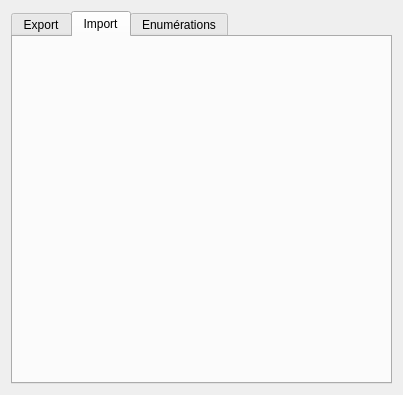
Old version of the form productor_dialog_base.ui in the repository Ville-Eurometropole-Strasbourg/Productor.
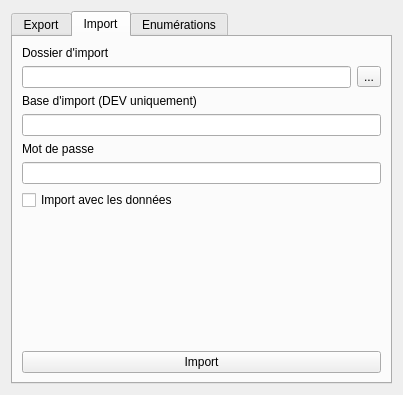
New version of the form. The open tabs and pages were chosen to show the change.

```diff
--- a/productor_dialog_base.ui
+++ b/productor_dialog_base.ui
@@ -162,7 +162,80 @@
       </attribute>
       <layout class="QVBoxLayout" name="verticalLayout_6">
        <item>
-        <layout class="QVBoxLayout" name="verticalLayout_5"/>
+        <layout class="QVBoxLayout" name="verticalLayout_5">
+         <item>
+          <widget class="QLabel" name="label_5">
+           <property name="text">
+            <string>Dossier d'import</string>
+           </property>
+          </widget>
+         </item>
+         <item>
+          <layout class="QHBoxLayout" name="horizontalLayout_6">
+           <item>
+            <widget class="QLineEdit" name="lineEdit_3"/>
+           </item>
+           <item>
+            <widget class="QToolButton" name="toolButton_2">
+             <property name="text">
+              <string>...</string>
+             </property>
+            </widget>
+           </item>
+          </layout>
+         </item>
+         <item>
+          <widget class="QLabel" name="label_6">
+           <property name="text">
+            <string>Base d'import (DEV uniquement)</string>
+           </property>
+          </widget>
+         </item>
+         <item>
+          <widget class="QLineEdit" name="lineEdit_4"/>
+         </item>
+         <item>
+          <widget class="QLabel" name="label_7">
+           <property name="text">
+            <string>Mot de passe</string>
+           </property>
+          </widget>
+         </item>
+         <item>
+          <widget class="QLineEdit" name="lineEdit_5">
+           <property name="echoMode">
+            <enum>QLineEdit::Password</enum>
+           </property>
+          </widget>
+         </item>
+         <item>
+          <widget class="QCheckBox" name="checkBox_3">
+           <property name="text">
+            <string>Import avec les données</string>
+           </property>
+          </widget>
+         </item>
+         <item>
+          <spacer name="verticalSpacer">
+           <property name="orientation">
+            <enum>Qt::Vertical</enum>
+           </property>
+           <property name="sizeHint" stdset="0">
+            <size>
+             <width>20</width>
+             <height>40</height>
+            </size>
+           </property>
+          </spacer>
+         </item>
+         <item>
+          <widget class="QPushButton" name="pushButton_4">
+           <property name="text">
+            <string>Import</string>
+           </property>
+          </widget>
+         </item>
+        </layout>
        </item>
       </layout>
      </widget>
```
